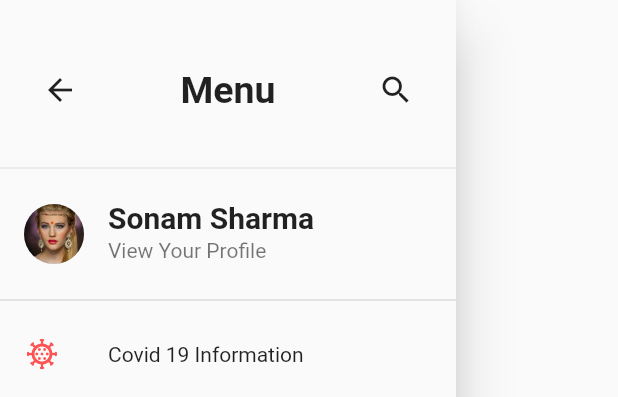
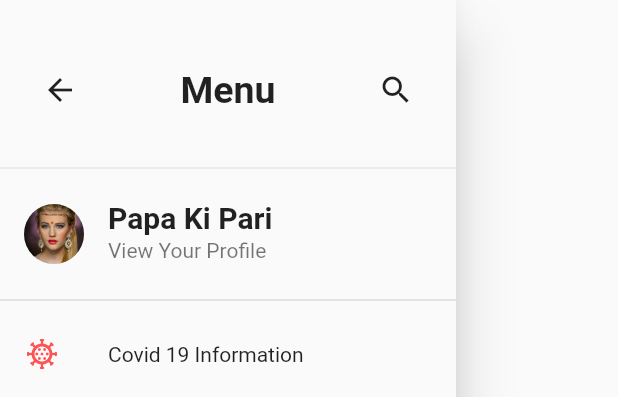
Before and after one commit to saddamAfzal07/Facebook-UI, a Flutter app: the Drawerbox widget shown alone on an empty page, opened directly, on a phone screen of 412 x 824 dp. Shown: the top 397 px of the screen. Run offline on Flutter 3.47's test engine with Material 2 defaults, Android fonts, the phone set to English and light mode, and no system bars; our stand-ins replace badges, youtube_player_flutter, youtube_player_iframe.

Commit message:
Projects dONE

```diff
--- a/lib/Pages/profile_page.dart
+++ b/lib/Pages/profile_page.dart
@@ -90,7 +90,7 @@ class _ProfileState extends State<Profile> {
                           height: 10,
                         ),
                         Text(
-                          "Sonam Sharma",
+                          "Papa Ki Pari",
                           style: TextStyle(
                               fontSize: 22.0, fontWeight: FontWeight.bold),
                         )
--- a/lib/widgets.dart/Drawer.dart
+++ b/lib/widgets.dart/Drawer.dart
@@ -57,7 +57,7 @@ class Drawerbox extends StatelessWidget {
                       backgroundImage: AssetImage("assets/user/sonam.jpg"),
                     ),
                     title: Text(
-                      "Sonam Sharma",
+                      "Papa Ki Pari",
                       style: TextStyle(
                         fontSize: 20.0,
                         fontWeight: FontWeight.bold,
```
Also changed, not shown: assets/Projects_pics/market.png (added), assets/Projects_pics/p1.png (added), assets/Projects_pics/p2.png (added).
